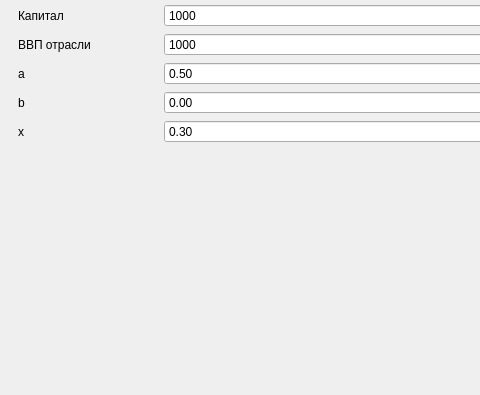
artemutin/MagiModelInterface, file MEGA/QtCreatorWD/magi/editexperimentdockwidget.ui: the form before one commit; both pictures show x 0 to 480 and y 322 to 717 of the 670 by 717 pixel window.
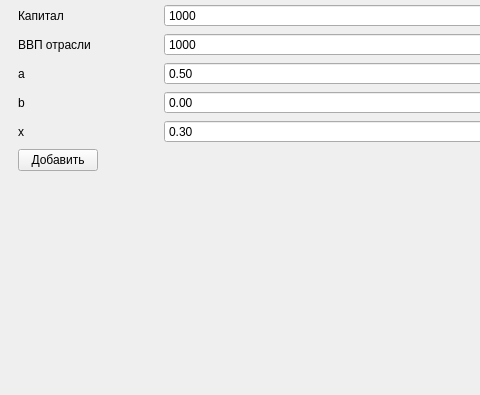
The form after the commit.

Diff of the .ui file:
```diff
--- a/MEGA/QtCreatorWD/magi/editexperimentdockwidget.ui
+++ b/MEGA/QtCreatorWD/magi/editexperimentdockwidget.ui
@@ -323,6 +323,13 @@
          </property>
         </widget>
        </item>
+       <item row="39" column="0">
+        <widget class="QPushButton" name="addButton">
+         <property name="text">
+          <string>Добавить</string>
+         </property>
+        </widget>
+       </item>
       </layout>
      </widget>
     </item>
```
